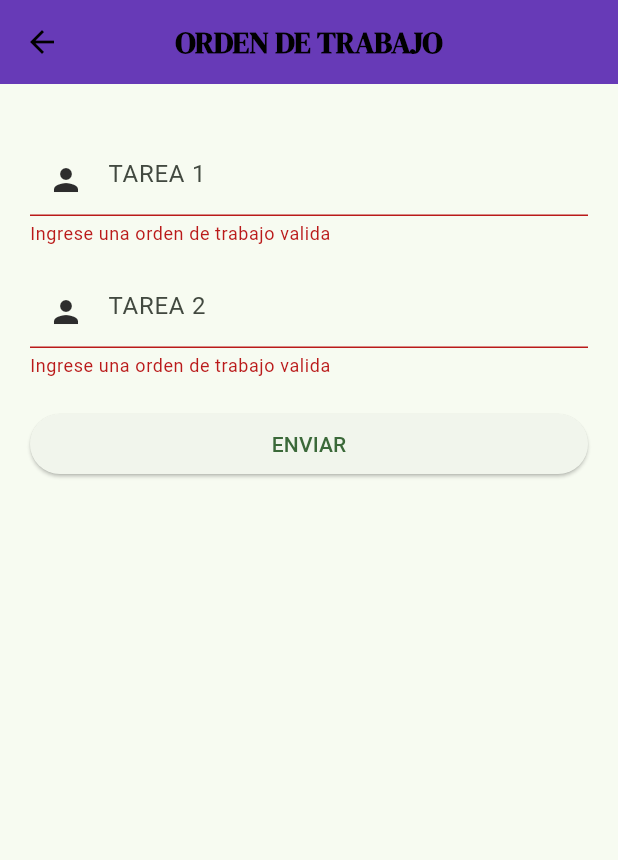
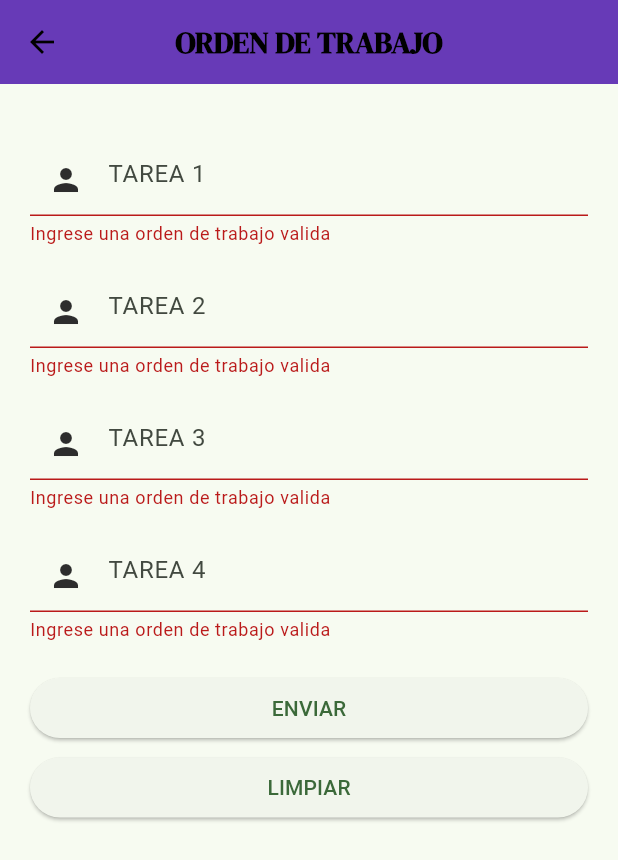
Before and after one commit to ander24508e/Formulario-Movil, a Flutter app: the OrdenForm screen opened by its route, after a tap on "ENVIAR", on a phone screen of 412 x 824 dp. Shown: the top 860 px of the screen. Run offline on Flutter 3.47's test engine with Material 3 defaults, Android fonts, the phone set to English and light mode, and no system bars; our stand-ins replace google_fonts.

Commit message:
Implementacion metodo limpieza commit

```diff
--- a/lib/views/login_form.dart
+++ b/lib/views/login_form.dart
@@ -32,7 +32,7 @@ class _LoginFormState extends State<LoginForm> {
       appBar: AppBar(
         backgroundColor: Colors.deepPurple,
         title: Text(
-          'Formulario Clientes'.toUpperCase(),
+          'FORMULARIO MOVIL'.toUpperCase(),
           style: GoogleFonts.dmSerifDisplay(
             color: Colors.black,
             fontSize: 20,
--- a/lib/views/orden_form.dart
+++ b/lib/views/orden_form.dart
@@ -10,7 +10,20 @@ class _OrdenFormState extends State<OrdenForm> {
   final _formKey = GlobalKey<FormState>();
   final _orden1Controller = TextEditingController();
   final _orden2Controller = TextEditingController();
+  final _orden3Controller = TextEditingController();
+  final _orden4Controller = TextEditingController();
+
   bool _isSubmitted = false;
+
+  void _limpiar() {
+    _orden1Controller.clear();
+    _orden2Controller.clear();
+    _orden3Controller.clear();
+    _orden4Controller.clear();
+    setState(() {
+      _isSubmitted = false;
+    });
+  }
 
   @override
   Widget build(BuildContext context) {
@@ -86,6 +99,50 @@ class _OrdenFormState extends State<OrdenForm> {
                 },
               ),
               const SizedBox(height: 20),
+              TextFormField(
+                controller: _orden3Controller,
+                decoration: InputDecoration(
+                  enabledBorder: OutlineInputBorder(
+                      borderSide: const BorderSide(color: Colors.black12),
+                      borderRadius: BorderRadius.circular(20)),
+                  focusedBorder: OutlineInputBorder(
+                      borderSide: const BorderSide(
+                          color: Color.fromARGB(242, 34, 34, 34)),
+                      borderRadius: BorderRadius.circular(20)),
+                  hintText: "Tarea 3".toUpperCase(),
+                  prefixIcon: const Icon(Icons.person),
+                  prefixIconColor: const Color.fromARGB(242, 34, 34, 34),
+                ),
+                validator: (value) {
+                  if (value == null || value.isEmpty) {
+                    return "Ingrese una orden de trabajo valida";
+                  }
+                  return null;
+                },
+              ),
+              const SizedBox(height: 20),
+              TextFormField(
+                controller: _orden4Controller,
+                decoration: InputDecoration(
+                  enabledBorder: OutlineInputBorder(
+                      borderSide: const BorderSide(color: Colors.black12),
+                      borderRadius: BorderRadius.circular(20)),
+                  focusedBorder: OutlineInputBorder(
+                      borderSide: const BorderSide(
+                          color: Color.fromARGB(242, 34, 34, 34)),
+                      borderRadius: BorderRadius.circular(20)),
+                  hintText: "Tarea 4".toUpperCase(),
+                  prefixIcon: const Icon(Icons.person),
+                  prefixIconColor: const Color.fromARGB(242, 34, 34, 34),
+                ),
+                validator: (value) {
+                  if (value == null || value.isEmpty) {
+                    return "Ingrese una orden de trabajo valida";
+                  }
+                  return null;
+                },
+              ),
+              const SizedBox(height: 20),
               ElevatedButton(
                 onPressed: () {
                   setState(() {
@@ -94,11 +151,17 @@ class _OrdenFormState extends State<OrdenForm> {
                   if (_formKey.currentState!.validate()) {
                     ScaffoldMessenger.of(context).showSnackBar(
                       const SnackBar(
-                          content: Text("ORDENES DE TRABAJO AGREGADAS SATISFACTORIAMENTE")),
+                          content: Text(
+                              "ORDENES DE TRABAJO AGREGADAS SATISFACTORIAMENTE")),
                     );
                   }
                 },
                 child: const Text("ENVIAR"),
+              ),
+              const SizedBox(height: 5),
+              ElevatedButton(
+                onPressed: _limpiar,
+                child: const Text("LIMPIAR"),
               ),
               const SizedBox(height: 5),
             ],
```
Also changed, not shown: lib/views/cliente_form.dart (+22 -13 lines), lib/views/menu_form.dart (line endings or trailing spaces).
